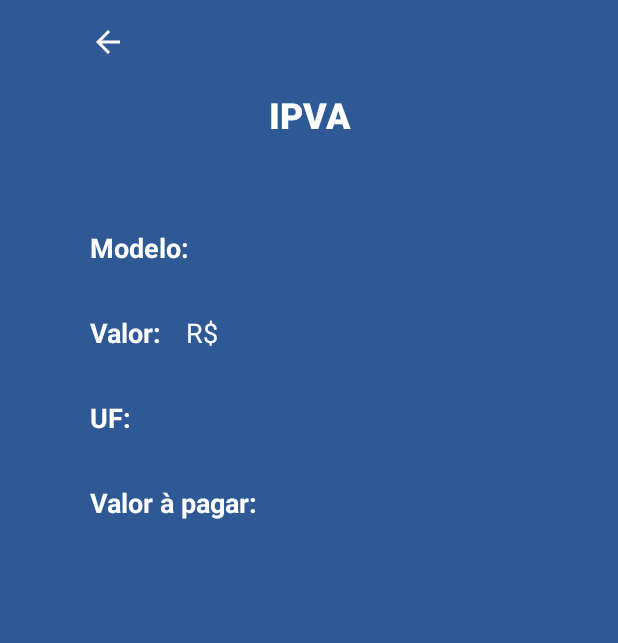
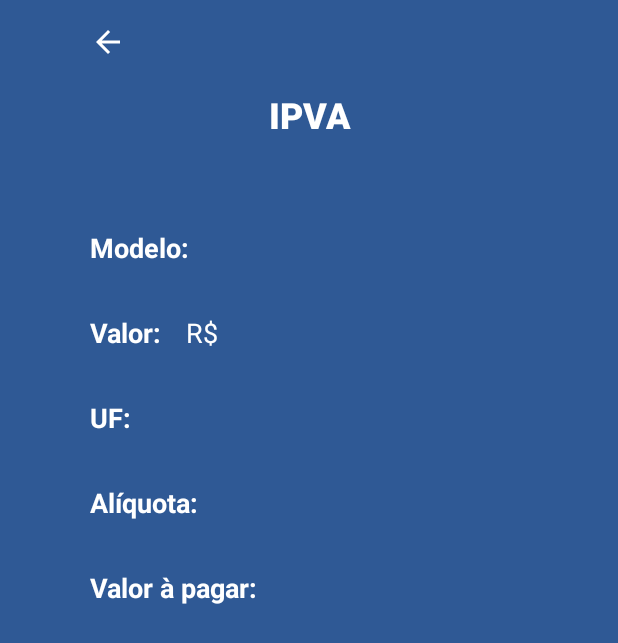
Before and after one commit to danilosataide/app2_calculadorIpva, an Android app: the IpvaActivity screen opened directly, with no data from a screen before it, on a phone screen of 412 x 824 dp. Shown: the top 643 px of the screen. Run offline under Robolectric (Android 15) with nearby library versions, the phone set to English and light mode, and no system bars; 1 statement that could not run was skipped.

Commit message:
finalização

```diff
--- a/app/src/main/java/br/com/danilosataide/calculadordeipva/IpvaActivity.kt
+++ b/app/src/main/java/br/com/danilosataide/calculadordeipva/IpvaActivity.kt
@@ -97,7 +97,9 @@
         {
             if(estados[i] == estado){
                 var ipva = valor?.toDouble()?.let { calculator(aliquotas[i].toDouble(), it) };
-                txtValorIpva.text = "R$ $ipva";
+                var aliquota = aliquotas[i]
+                txtAliquota.text = "$aliquota %"
+                txtValorIpva.text = "R$ $ipva"
                 break
             }
         }
--- a/app/src/main/res/layout/activity_ipva.xml
+++ b/app/src/main/res/layout/activity_ipva.xml
@@ -74,6 +74,19 @@
         android:textSize="18sp"
         android:textStyle="bold"
         app:layout_constraintStart_toStartOf="parent"
+        app:layout_constraintTop_toBottomOf="@+id/textView8" />
+
+    <TextView
+        android:id="@+id/textView8"
+        android:layout_width="wrap_content"
+        android:layout_height="wrap_content"
+        android:layout_marginStart="60dp"
+        android:layout_marginTop="32dp"
+        android:text="Alíquota:"
+        android:textColor="@android:color/background_light"
+        android:textSize="18sp"
+        android:textStyle="bold"
+        app:layout_constraintStart_toStartOf="parent"
         app:layout_constraintTop_toBottomOf="@+id/textView7" />
 
     <TextView
@@ -118,6 +131,20 @@
         app:layout_constraintTop_toBottomOf="@+id/txtValor" />
 
     <TextView
+        android:id="@+id/txtAliquota"
+        android:layout_width="0dp"
+        android:layout_height="wrap_content"
+        android:layout_marginStart="16dp"
+        android:layout_marginTop="32dp"
+        android:layout_marginEnd="60dp"
+        android:textColor="@android:color/background_light"
+        android:textSize="18sp"
+        android:textStyle="normal"
+        app:layout_constraintEnd_toEndOf="parent"
+        app:layout_constraintStart_toEndOf="@+id/textView8"
+        app:layout_constraintTop_toBottomOf="@+id/txtEstado" />
+
+    <TextView
         android:id="@+id/txtValorIpva"
         android:layout_width="0dp"
         android:layout_height="wrap_content"
@@ -128,8 +155,9 @@
         android:textSize="18sp"
         android:textStyle="bold"
         app:layout_constraintEnd_toEndOf="parent"
+        app:layout_constraintHorizontal_bias="1.0"
         app:layout_constraintStart_toEndOf="@+id/textView11"
-        app:layout_constraintTop_toBottomOf="@+id/txtEstado" />
+        app:layout_constraintTop_toBottomOf="@+id/txtAliquota" />
 
     <Button
         android:id="@+id/btnVoltarMain"
```
